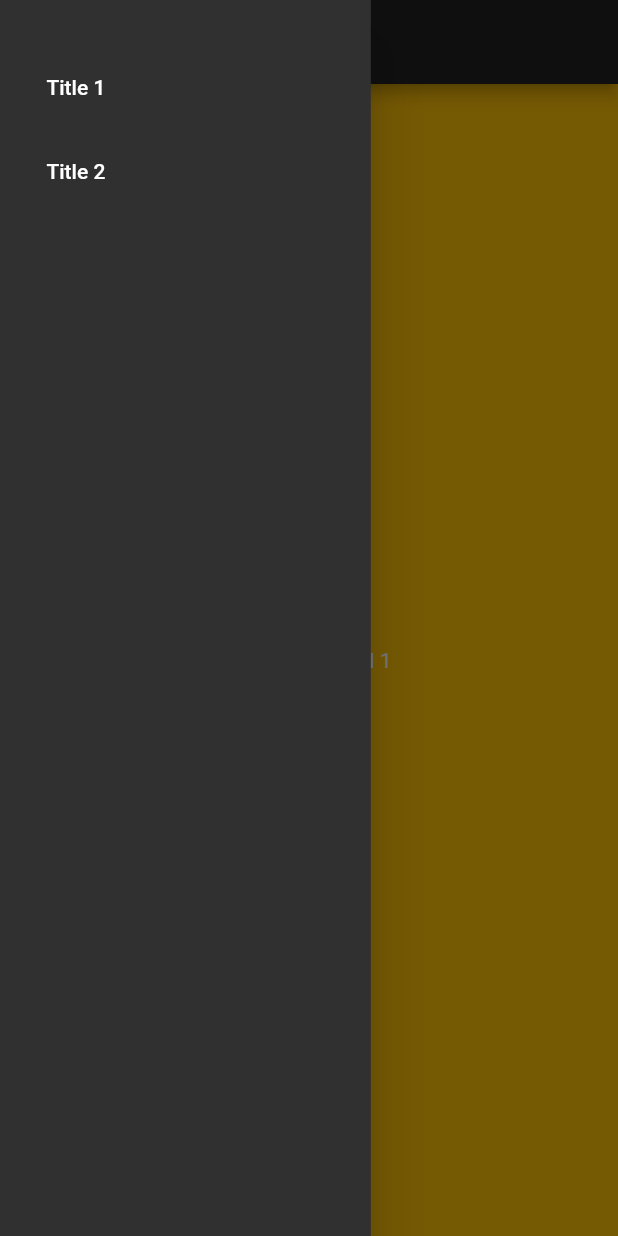
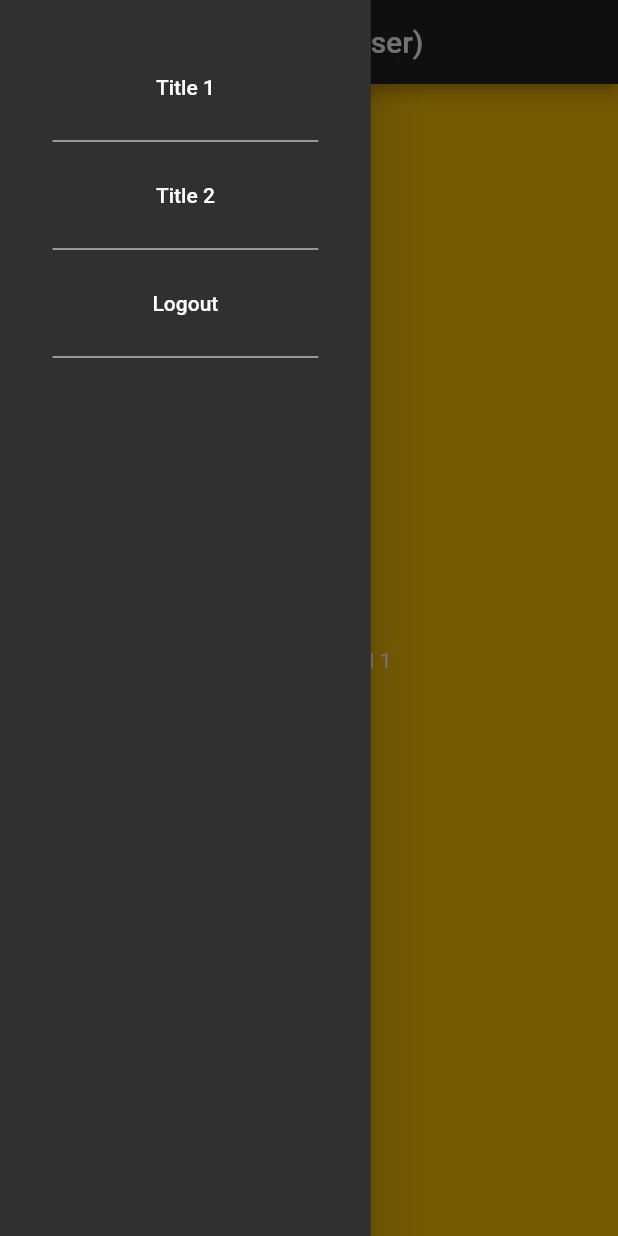
Before and after one commit to vertxspring/flutter-attendance, a Flutter app: the UserScaffold screen opened by its route, with the side drawer open, on a phone screen of 412 x 824 dp. Run offline on Flutter 3.47's test engine with Material 2 defaults, Android fonts, the phone set to English and light mode, and no system bars; our stand-ins replace flutter_spinkit.

```diff
--- a/lib/main.dart
+++ b/lib/main.dart
@@ -33,7 +33,7 @@ class App extends StatelessWidget {
         '/admin2': (context) =>
             AdminScaffold(body: DummyAdmin2(), title: 'Dummy Screen 2'),
         '/user': (context) =>
-            UserScaffold(body: DummyAdmin1(), title: 'Dummy Screen 1'),
+            UserScaffold(body: DummyAdmin1(), title: 'Dummy Screen 1 (user)'),
         '/login': (context) => LoginScreen(),
       },
     );
--- /dev/null
+++ b/lib/models/api-response.dart
@@ -0,0 +1 @@
+enum ApiResponse { UNAUTHORIZED, SUCCESS, ERROR }
--- a/lib/scaffolds/common_scaffold.dart
+++ b/lib/scaffolds/common_scaffold.dart
@@ -1,5 +1,8 @@
+import 'package:attendance/services/login_service.dart';
 import 'package:attendance/widgets/drawer_item.dart';
 import 'package:flutter/material.dart';
+
+LoginService loginService = LoginService();
 
 class CommonScaffold extends StatelessWidget {
   final Widget body;
@@ -7,7 +10,10 @@ class CommonScaffold extends StatelessWidget {
   final List<DrawerItem> drawerItems;
 
   CommonScaffold(
-      {@required this.body, @required this.title, @required this.drawerItems});
+      {@required this.body, @required this.title, @required this.drawerItems}) {
+    this.drawerItems.add(DrawerItem(
+        title: 'Logout', onClick: () => loginService.logout(), path: '/login'));
+  }
 
   @override
   Widget build(BuildContext context) {
--- a/lib/services/storage_service.dart
+++ b/lib/services/storage_service.dart
@@ -9,8 +9,8 @@ class StorageService {
   }
 
   Future<User> getLoggedInUser() async {
-    await Future.delayed(Duration(milliseconds: 5000));
-    // return User("Shravan", Role.ADMIN);
+    await Future.delayed(Duration(milliseconds: 50));
+    //return User("Shravan", Role.ADMIN);
     return null;
   }
 }
--- a/lib/widgets/drawer_item.dart
+++ b/lib/widgets/drawer_item.dart
@@ -4,17 +4,26 @@ class DrawerItem extends StatelessWidget {
   final String title;
   final String path;
   final Icon leadingIcon;
-  DrawerItem({@required this.title, @required this.path, this.leadingIcon});
+  final VoidCallback onClick;
+  DrawerItem({@required this.title, this.path, this.leadingIcon, this.onClick});
 
   @override
   Widget build(BuildContext context) {
     return Padding(
-      padding: const EdgeInsets.only(left: 15.0),
-      child: ListTile(
-        title: Text(title),
-        onTap: () => Navigator.pushNamed(context, path),
-        leading: leadingIcon,
-      ),
+      padding: const EdgeInsets.symmetric(horizontal: 35.0),
+      child: Column(children: <Widget>[
+        ListTile(
+          title: Center(child: Text(title)),
+          onTap: () {
+            if (onClick != null) onClick();
+            if (path != null) Navigator.pushNamed(context, path);
+          },
+          leading: leadingIcon,
+        ),
+        Divider(
+          color: Colors.white,
+        )
+      ]),
     );
   }
 }
--- a/pubspec.yaml
+++ b/pubspec.yaml
@@ -24,6 +24,7 @@ dependencies:
   # Use with the CupertinoIcons class for iOS style icons.
   cupertino_icons: ^0.1.2
   flutter_spinkit: ^3.1.0
+  http: ^0.12.0+2
 
 dev_dependencies:
   flutter_test:
```
Also changed, not shown: lib/helpers/jwt-parser.dart (added, +35 -0 lines), lib/screens/login_screen.dart (+39 -3 lines), lib/services/login_service.dart (+42 -0 lines), lib/services/networking.dart (added, +10 -0 lines), lib/widgets/custom_textformfield.dart (+7 -3 lines), pubspec.lock, 1 other file.
